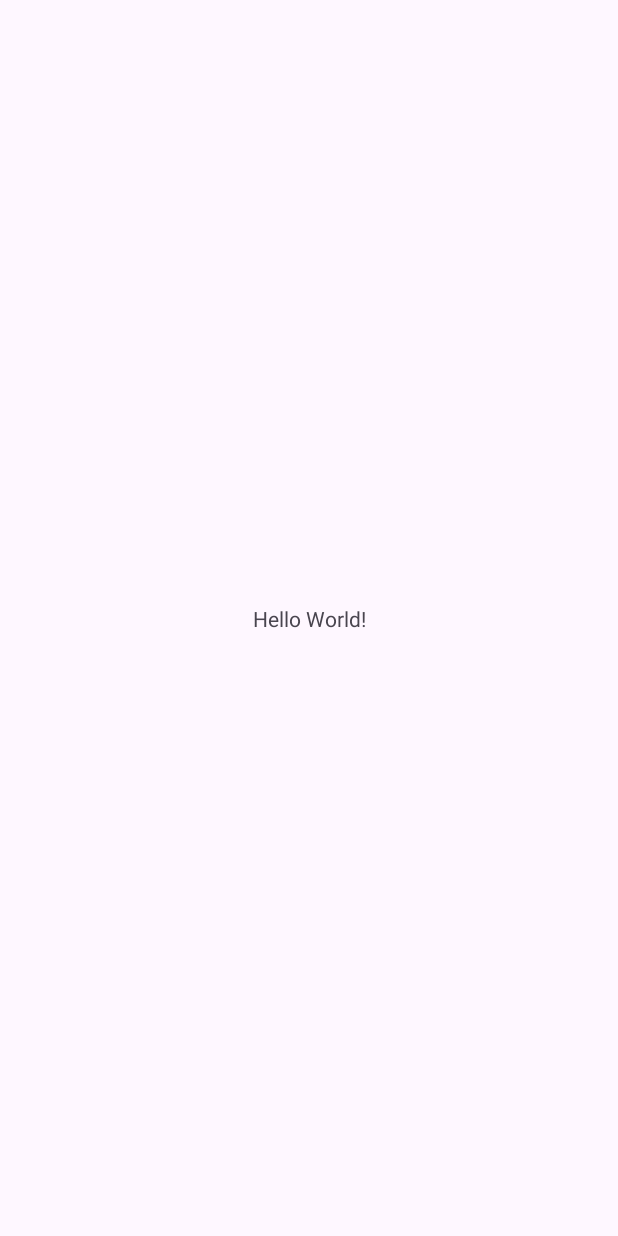
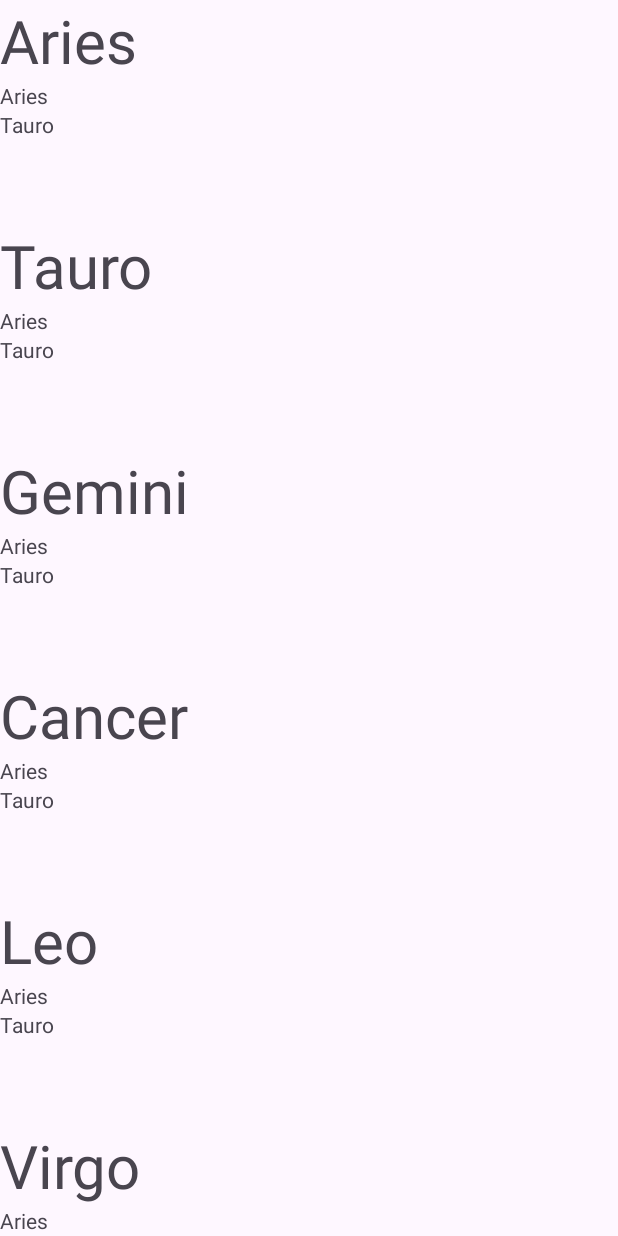
Before and after one commit to cesarjtp/HoroscopoApp, an Android app: the screen it shows after launch (MainActivity), on a phone screen of 412 x 824 dp. Before the commit the screen is almost empty. Run offline under Robolectric (Android 15) with nearby library versions, the phone set to English and light mode, and no system bars.

Commit message:
Proyecto vacio

```diff
--- /dev/null
+++ b/app/src/main/java/com/example/horoscopoapp/Horoscopo.kt
@@ -0,0 +1,4 @@
+package com.example.horoscopoapp
+
+class Horoscopo(val id:String,val name:String, logo:Int) {
+}
--- /dev/null
+++ b/app/src/main/java/com/example/horoscopoapp/HoroscopoAdapter.kt
@@ -0,0 +1,46 @@
+package com.example.horoscopeapp
+
+import android.view.LayoutInflater
+import android.view.View
+import android.view.ViewGroup
+import android.widget.TextView
+import androidx.recyclerview.widget.RecyclerView
+import com.example.horoscopoapp.Horoscopo
+import com.example.horoscopoapp.R
+
+class HoroscopoAdapter(private val dataSet: List<Horoscopo>) :
+    RecyclerView.Adapter<HoroscopoViewHolder>() {
+
+    // Este método se llama para crear nuevas celdas,
+    // y se crear las justas para mostrar en pantalla,
+    // Ya que intentará reciclar las que no se vean
+    override fun onCreateViewHolder(parent: ViewGroup, viewType: Int): HoroscopoViewHolder {
+        val view = LayoutInflater.from(parent.context)
+            .inflate(R.layout.item_horoscopo, parent, false)
+
+        return HoroscopoViewHolder(view)
+    }
+
+    // Este método simplemente es para decir cuantos elementos queremos mostrar
+    override fun getItemCount(): Int {
+        return dataSet.size
+    }
+
+    // Este método se llama cada vez que se va a visualizar una celda,
+    // y lo utilizaremos para mostrar los datos de esa celda
+    override fun onBindViewHolder(holder: HoroscopoViewHolder, position: Int) {
+        val horoscopo = dataSet[position]
+        holder.textView.text = horoscopo.name
+
+    }
+
+}
+
+// Esta clase se encarga de guardarnos la vista y no tener que inflarla de nuevo
+class HoroscopoViewHolder(view: View) : RecyclerView.ViewHolder(view) {
+    val textView: TextView
+
+    init {
+        textView = view.findViewById(R.id.nameTextView)
+    }
+}
--- a/app/src/main/java/com/example/horoscopoapp/MainActivity.kt
+++ b/app/src/main/java/com/example/horoscopoapp/MainActivity.kt
@@ -5,16 +5,38 @@ import androidx.activity.enableEdgeToEdge
 import androidx.appcompat.app.AppCompatActivity
 import androidx.core.view.ViewCompat
 import androidx.core.view.WindowInsetsCompat
+import androidx.recyclerview.widget.LinearLayoutManager
+import androidx.recyclerview.widget.RecyclerView
+import com.example.horoscopeapp.HoroscopoAdapter
 
 class MainActivity : AppCompatActivity() {
+
+    val horoscopoList: List<Horoscopo> = listOf(
+        Horoscopo("Aries", "Aries", 0),
+        Horoscopo("Tauro", "Tauro", 0),
+        Horoscopo("Gemini", "Gemini", 0),
+        Horoscopo("Cancer", "Cancer", 0),
+        Horoscopo("Leo", "Leo", 0),
+        Horoscopo("Virgo", "Virgo", 0),
+        Horoscopo("Libra", "Libra", 0),
+        Horoscopo("Scorpio", "Scorpio", 0),
+        Horoscopo("Sagitario", "Sagitario", 0),
+        Horoscopo("Capricornio", "Capricornio", 0),
+        Horoscopo("Aquario", "Aquario", 0),
+        Horoscopo("Pisces", "Pisces", 0)
+
+    )
+
+    lateinit var recyclerView: RecyclerView
+
     override fun onCreate(savedInstanceState: Bundle?) {
         super.onCreate(savedInstanceState)
-        enableEdgeToEdge()
         setContentView(R.layout.activity_main)
-        ViewCompat.setOnApplyWindowInsetsListener(findViewById(R.id.main)) { v, insets ->
-            val systemBars = insets.getInsets(WindowInsetsCompat.Type.systemBars())
-            v.setPadding(systemBars.left, systemBars.top, systemBars.right, systemBars.bottom)
-            insets
-        }
+
+        recyclerView = findViewById(R.id.recyclerView)
+
+        val adapter = HoroscopoAdapter(horoscopoList)
+        recyclerView.adapter = adapter
+        recyclerView.layoutManager = LinearLayoutManager(this)
     }
 }
--- a/app/src/main/res/layout/activity_main.xml
+++ b/app/src/main/res/layout/activity_main.xml
@@ -1,19 +1,16 @@
 <?xml version="1.0" encoding="utf-8"?>
-<androidx.constraintlayout.widget.ConstraintLayout xmlns:android="http://schemas.android.com/apk/res/android"
+<LinearLayout
+    xmlns:android="http://schemas.android.com/apk/res/android"
     xmlns:app="http://schemas.android.com/apk/res-auto"
     xmlns:tools="http://schemas.android.com/tools"
-    android:id="@+id/main"
     android:layout_width="match_parent"
     android:layout_height="match_parent"
+    android:orientation="vertical"
     tools:context=".MainActivity">
 
-    <TextView
-        android:layout_width="wrap_content"
-        android:layout_height="wrap_content"
-        android:text="Hello World!"
-        app:layout_constraintBottom_toBottomOf="parent"
-        app:layout_constraintEnd_toEndOf="parent"
-        app:layout_constraintStart_toStartOf="parent"
-        app:layout_constraintTop_toTopOf="parent" />
+    <androidx.recyclerview.widget.RecyclerView
+        android:id="@+id/recyclerView"
+        android:layout_width="match_parent"
+        android:layout_height="match_parent"/>
 
-</androidx.constraintlayout.widget.ConstraintLayout>
+</LinearLayout>
--- /dev/null
+++ b/app/src/main/res/layout/item_horoscopo.xml
@@ -0,0 +1,33 @@
+<?xml version="1.0" encoding="utf-8"?>
+    <LinearLayout xmlns:android="http://schemas.android.com/apk/res/android"
+    android:orientation="vertical"
+    android:layout_width="match_parent"
+    android:layout_height="150dp">
+
+<TextView
+    android:id="@+id/nameTextView"
+    android:layout_width="match_parent"
+    android:layout_height="wrap_content"
+    android:text="Horoscopo name"
+    android:textSize="40sp"/>
+
+    <TextView
+        android:id="@+id/Aries"
+        android:layout_width="match_parent"
+        android:layout_height="wrap_content"
+        android:text="Aries"
+        android:layout_gravity="right">
+
+    </TextView>
+
+    <TextView
+    android:id="@+id/Tauro"
+    android:layout_width="match_parent"
+    android:layout_height="wrap_content"
+    android:text="Tauro"
+    android:layout_gravity="right">
+
+</TextView>
+
+
+    </LinearLayout>
```
